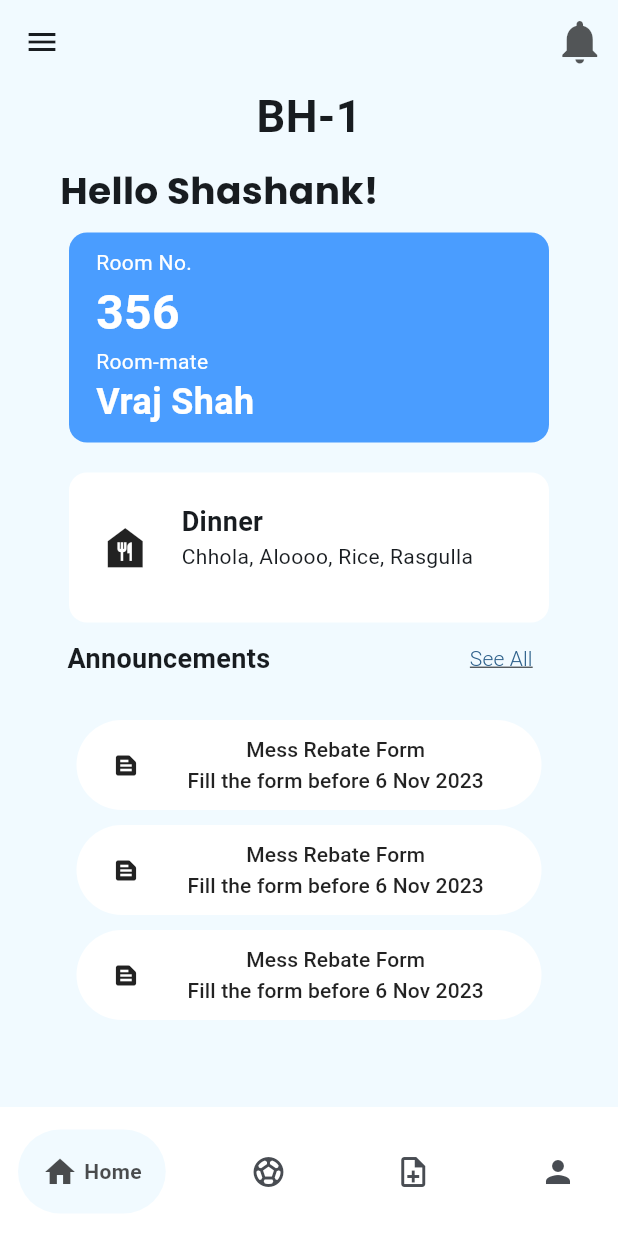
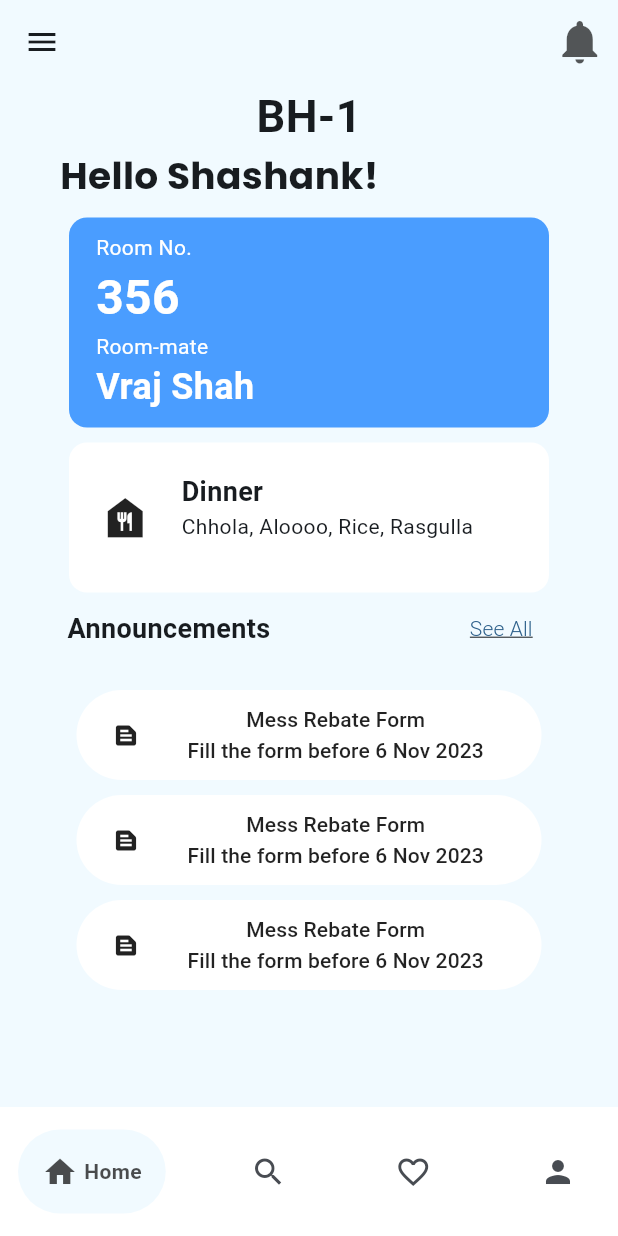
Before and after one commit to parthrevanwar/DormLink, a Flutter app: the screen it shows after launch, on a phone screen of 412 x 824 dp. Run offline on Flutter 3.47's test engine with Material 2 defaults, Android fonts, the phone set to English and light mode, and no system bars; drawn by our look-alikes of google_nav_bar; our stand-ins replace google_fonts; missing offline and left inert: dart:ffi.

Commit message:
Navbar working

```diff
--- a/dorm_link/lib/complaints.dart
+++ b/dorm_link/lib/complaints.dart
@@ -5,8 +5,8 @@ import 'package:flutter/material.dart';
 // import 'announcements.dart';
 // import 'main.dart';
 
-class MyWidget extends StatelessWidget {
-  const MyWidget({super.key});
+class complaints extends StatelessWidget {
+  const complaints({super.key});
 
   @override
   Widget build(BuildContext context) {
--- a/dorm_link/lib/home.dart
+++ b/dorm_link/lib/home.dart
@@ -1,6 +1,7 @@
 import 'package:flutter/material.dart';
 import 'package:google_fonts/google_fonts.dart';
 import 'announcements.dart';
+import 'sidebar.dart';
 
 class Home extends StatelessWidget {
   const Home({super.key});
@@ -8,7 +9,31 @@ class Home extends StatelessWidget {
   Widget build(BuildContext context) {
     // TODO: implement build
     final name = "Shashank";
-    return Column(
+    return Scaffold(
+      drawer: Sidebar(),
+      appBar: AppBar(
+        titleSpacing: 0,
+        backgroundColor: const Color.fromARGB(255, 241, 250, 255),
+        centerTitle: true,
+        // toolbarHeight: 100,
+        // title: const Text(
+        //   'BH-1',
+        //   style: TextStyle(),
+        // ),
+        actions: const [
+          IconButton(
+            onPressed: null,
+            icon: Icon(
+              size: 35,
+              Icons.notifications,
+              color: Color.fromARGB(168, 0, 0, 0),
+            ),
+          ),
+        ],
+      ),
+      body: Container(
+        color: const Color.fromARGB(255, 241, 250, 255),
+        child: Column(
           children: [
             // SizedBox(
             //   height: 10,
@@ -19,10 +44,9 @@ class Home extends StatelessWidget {
                 style: TextStyle(fontWeight: FontWeight.bold, fontSize: 30),
               ),
             ),
-
-        SizedBox(
-          height: 10,
-        ),
+            // SizedBox(
+            //   height: 10,
+            // ),
 
             Padding(
               padding: const EdgeInsets.symmetric(horizontal: 40.0),
@@ -41,7 +65,8 @@ class Home extends StatelessWidget {
             //   textAlign: TextAlign.left,
             // ),
             Padding(
-          padding: const EdgeInsets.symmetric(vertical: 10.0, horizontal: 10),
+              padding:
+                  const EdgeInsets.symmetric(vertical: 10.0, horizontal: 10),
               child: Center(
                 child: Container(
                   height: 140,
@@ -89,7 +114,7 @@ class Home extends StatelessWidget {
               ),
             ),
             const SizedBox(
-          height: 10,
+              height: 0,
               // child: ListView.builder(
               //   scrollDirection: Axis.horizontal,
               //   itemCount: 4,
@@ -139,6 +164,8 @@ class Home extends StatelessWidget {
             ),
             announcements(),
           ],
+        ),
+      ),
     );
   }
 }
--- a/dorm_link/lib/main.dart
+++ b/dorm_link/lib/main.dart
@@ -1,10 +1,11 @@
 import 'package:dorm_link/gnav.dart';
 import 'package:flutter/material.dart';
 import 'package:dorm_link/sidebar.dart';
-// import 'package:google_nav_bar/google_nav_bar.dart';
+import 'package:google_nav_bar/google_nav_bar.dart';
 // import 'package:google_fonts/google_fonts.dart';
-// import 'package:dorm_link/now_playing.dart';
-// import 'announcements.dart';
+import 'package:dorm_link/now_playing.dart';
+import 'announcements.dart';
+import 'complaints.dart';
 
 import './home.dart';
 import './profilepage.dart';
@@ -42,12 +43,8 @@ class _MyHomePageState extends State<MyHomePage> {
   int selectedIndex = 0;
   static const List<Widget> _widgetOptions = <Widget>[
     Home(),
-    Text(
-      'Likes',
-    ),
-    Text(
-      'Search',
-    ),
+    now_playing(),
+    complaints(),
     ProfilePage(),
   ];
   @override
@@ -62,72 +59,76 @@ class _MyHomePageState extends State<MyHomePage> {
 
     return Scaffold(
       backgroundColor: const Color.fromARGB(255, 241, 250, 255),
-      drawer: Sidebar(),
-      appBar: AppBar(
-        titleSpacing: 0,
-        backgroundColor: Color.fromARGB(255, 241, 250, 255),
-        centerTitle: true,
-        // toolbarHeight: 100,
-        // title: const Text(
-        //   'BH-1',
-        //   style: TextStyle(),
-        // ),
-        actions: const [
-          IconButton(
-            onPressed: null,
-            icon: Icon(
-              size: 35,
-              Icons.notifications,
-              color: Color.fromARGB(168, 0, 0, 0),
-            ),
-          ),
-        ],
+      // drawer: Sidebar(),
+      // appBar: AppBar(
+      //   titleSpacing: 0,
+      //   backgroundColor: Color.fromARGB(255, 241, 250, 255),
+      //   centerTitle: true,
+      //   // toolbarHeight: 100,
+      //   // title: const Text(
+      //   //   'BH-1',
+      //   //   style: TextStyle(),
+      //   // ),
+      //   actions: const [
+      //     IconButton(
+      //       onPressed: null,
+      //       icon: Icon(
+      //         size: 35,
+      //         Icons.notifications,
+      //         color: Color.fromARGB(168, 0, 0, 0),
+      //       ),
+      //     ),
+      //   ],
+      // ),
+      body: Center(child: _widgetOptions.elementAt(selectedIndex)),
+      bottomNavigationBar: Container(
+        color: Colors.white,
+        // margin: EdgeInsets.all(15),
+        padding: const EdgeInsets.symmetric(vertical: 15, horizontal: 12),
+        child: GNav(
+            backgroundColor: Colors.white,
+            gap: 4,
+            color: Color.fromARGB(255, 72, 76, 82),
+            activeColor: Color.fromARGB(178, 0, 0, 0),
+            tabBackgroundColor: Color.fromARGB(255, 241, 250, 255),
+            padding: EdgeInsets.all(16),
+            tabs: const [
+              GButton(
+                icon: Icons.home,
+                text: 'Home',
+              ),
+              GButton(
+                // onPressed: () {
+                //   Navigator.push(context,
+                //       MaterialPageRoute(builder: (context) => now_playing()));
+                // },
+                icon: Icons.search,
+                text: 'Now Playing',
+              ),
+              GButton(
+                // onPressed: () {
+                //   Navigator.push(context,
+                //       MaterialPageRoute(builder: (context) => ProfilePage()));
+                // },
+                icon: Icons.favorite_border,
+                text: 'Complaint Log',
+              ),
+              GButton(
+                // onPressed: () {
+                //   Navigator.push(context,
+                //       MaterialPageRoute(builder: (context) => ProfilePage()));
+                // },
+                icon: Icons.person,
+                text: 'Profile',
+              ),
+            ],
+            selectedIndex: selectedIndex,
+            onTabChange: (index) {
+              setState(() {
+                selectedIndex = index;
+              });
+            }),
       ),
-      body: Center(child: _widgetOptions.elementAt(selectedIndex)),
-      bottomNavigationBar: gnav(),
-      //Container(
-      //   color: Colors.white,
-      //   // margin: EdgeInsets.all(15),
-      //   padding: const EdgeInsets.symmetric(vertical: 15, horizontal: 12),
-      //   child: GNav(
-      //     backgroundColor: Colors.white,
-      //     gap: 4,
-      //     color: Color.fromARGB(255, 72, 76, 82),
-      //     activeColor: Color.fromARGB(178, 0, 0, 0),
-      //     tabBackgroundColor: Color.fromARGB(255, 241, 250, 255),
-      //     padding: EdgeInsets.all(16),
-      //     tabs: [
-      //       GButton(
-      //         icon: Icons.home,
-      //         text: 'home',
-      //       ),
-      //       GButton(
-      //         onPressed: () {
-      //           Navigator.push(context,
-      //               MaterialPageRoute(builder: (context) => now_playing()));
-      //         },
-      //         icon: Icons.search,
-      //         text: 'search',
-      //       ),
-      //       GButton(
-      //         onPressed: () {
-      //           Navigator.push(context,
-      //               MaterialPageRoute(builder: (context) => ProfilePage()));
-      //         },
-      //         icon: Icons.favorite_border,
-      //         text: '---',
-      //       ),
-      //       GButton(
-      //         onPressed: () {
-      //           Navigator.push(context,
-      //               MaterialPageRoute(builder: (context) => ProfilePage()));
-      //         },
-      //         icon: Icons.person,
-      //         text: 'Profile',
-      //       ),
-      //     ],
-      //   ),
-      // ),
     );
   }
 }
--- a/dorm_link/lib/now_playing.dart
+++ b/dorm_link/lib/now_playing.dart
@@ -2,7 +2,7 @@ import 'package:dorm_link/gnav.dart';
 import 'package:flutter/material.dart';
 
 class now_playing extends StatelessWidget {
-  now_playing({super.key});
+  const now_playing({super.key});
 
   @override
   Widget build(BuildContext context) {
@@ -188,7 +188,7 @@ class now_playing extends StatelessWidget {
           )
         ],
       ),
-      bottomNavigationBar: gnav(),
+      // bottomNavigationBar: gnav(),
     );
   }
 }
--- a/dorm_link/lib/profilepage.dart
+++ b/dorm_link/lib/profilepage.dart
@@ -188,7 +188,7 @@ class ProfilePage extends StatelessWidget {
           ),
         )
       ]),
-      bottomNavigationBar: gnav(),
+      //bottomNavigationBar: gnav(),
     );
   }
 }
```
Also changed, not shown: dorm_link/lib/gnav.dart (+15 -15 lines). Lines whose indentation alone changed are shown as unchanged.
